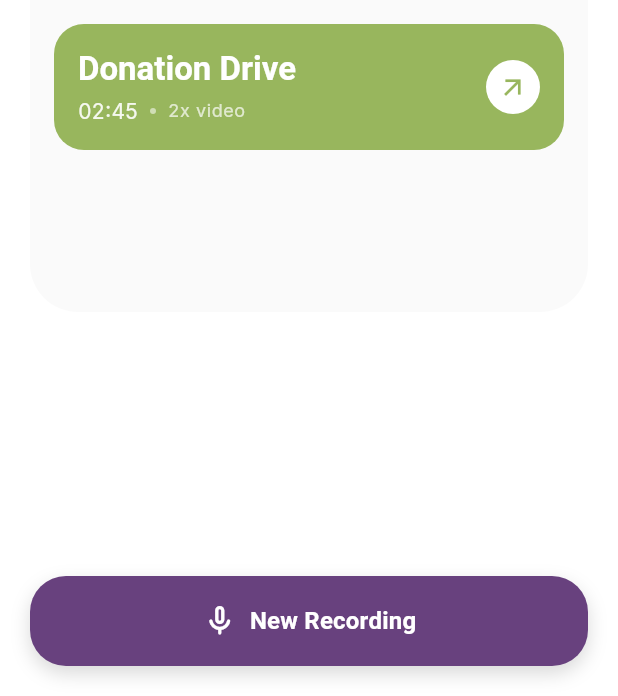
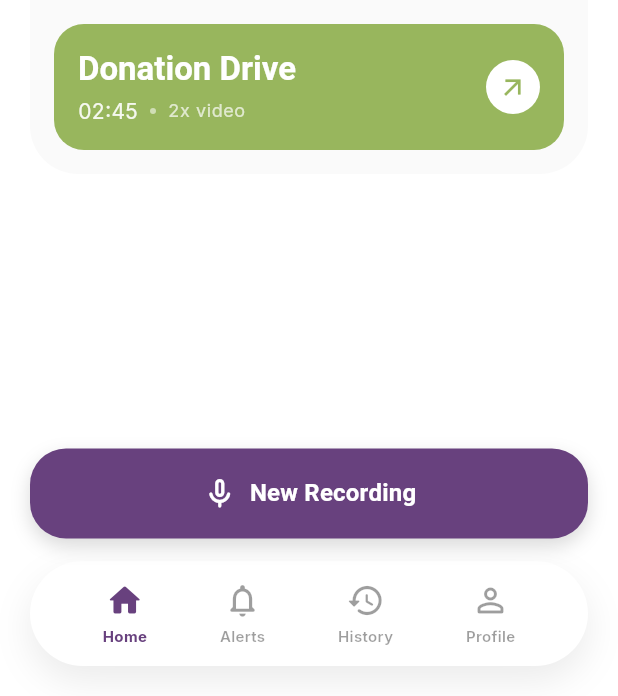
Before and after one commit to Aashiq-Edavalapati/gsc-2026-smart-resource-allocation, a Flutter app: the screen it shows after launch, on a phone screen of 412 x 824 dp, the part 540-1236 px from its top. Run offline on Flutter 3.47's test engine with Material 3 defaults, Android fonts, the phone set to English and light mode, and no system bars; our stand-ins replace google_fonts; Roboto replaces fonts that are missing (Petrona).

Commit message:
added media thubmails

```diff
--- a/Mobile/ngoconnect/lib/pages/home_page.dart
+++ b/Mobile/ngoconnect/lib/pages/home_page.dart
@@ -42,7 +42,8 @@ class _HomePageState extends State<HomePage> {
           child: const MainTitleBar(),
         ),
       ),
-      body: Stack(
+      body: SizedBox.expand(
+        child: Stack(
           children: [
             // ---------------------------------------------------
             // 1. BASE LAYER: Content
@@ -63,8 +64,11 @@ class _HomePageState extends State<HomePage> {
                 ),
                 const SizedBox(height: 10),
                 Flexible(
-                  flex: 7,
                   fit: FlexFit.loose,
+                  child: ConstrainedBox(
+                    constraints: BoxConstraints(
+                      maxHeight: size.height * 0.7,
+                    ),
                     child: Container(
                       width: double.infinity,
                       decoration: BoxDecoration(
@@ -73,11 +77,8 @@ class _HomePageState extends State<HomePage> {
                       ),
                       child: ListView(
                         shrinkWrap: true,
-                      // Extra bottom padding so the list items don't hide behind the floating button permanently
-                      padding: const EdgeInsets.only(
-                        top: 8,
-                        bottom: buttonHeight + (padding * 2),
-                      ),
+                        // Removed bottom padding from here so Container shrinks correctly
+                        padding: const EdgeInsets.only(top: 8, bottom: 8),
                         children: [
                           HistoryCard(
                             title: "Community Outreach",
@@ -101,6 +102,9 @@ class _HomePageState extends State<HomePage> {
                         ],
                       ),
                     ),
+                  ),
+                ),
+                const SizedBox(height: 180), // Space for nav bar + recording button
                 ],
               ),
             ),
@@ -133,15 +137,16 @@ class _HomePageState extends State<HomePage> {
                         borderRadius: BorderRadius.circular(24),
                         border: Border.all(color: Colors.black.withOpacity(0.05)),
                       ),
-                      child: const Center(
-                        child: Column(
-                          mainAxisSize: MainAxisSize.min,
+                      child: ListView(
+                        scrollDirection: Axis.horizontal,
+                        padding: const EdgeInsets.symmetric(horizontal: 16, vertical: 16),
                         children: [
-                            Icon(Icons.image_outlined, color: Colors.black26, size: 40),
-                            SizedBox(height: 8),
-                            Text("Thumbnail Preview", style: TextStyle(color: Colors.black26)),
+                          _buildThumbnailBox(),
+                          _buildThumbnailBox(),
+                          _buildThumbnailBox(),
+                          _buildThumbnailBox(),
+                          _buildThumbnailBox(),
                         ],
-                        ),
                       ),
                     ),
 
@@ -201,11 +206,27 @@ class _HomePageState extends State<HomePage> {
               ),
           ),
 
+          // ---------------------------------------------------
+          // 3. FLOATING NAV BAR
+          // ---------------------------------------------------
           AnimatedPositioned(
             duration: const Duration(milliseconds: 350),
             curve: Curves.easeOutCubic,
-            // If closed: Anchor to bottom padding. If open: Snap to absolute bottom
-            bottom: _isRecordingMode ? 0 : padding,
+            bottom: _isRecordingMode ? -100 : padding, // Slide down completely offscreen when recording
+            left: padding,
+            right: padding,
+            height: 70, // Required for proper AnimatedPositioned bounds!
+            child: _buildFloatingNavBar(),
+          ),
+
+          // ---------------------------------------------------
+          // 4. BOTTOM LAYER (Transforms from Button)
+          // ---------------------------------------------------
+          AnimatedPositioned(
+            duration: const Duration(milliseconds: 350),
+            curve: Curves.easeOutCubic,
+            // If closed: Anchor above bottom nav bar. If open: Snap to absolute bottom
+            bottom: _isRecordingMode ? 0 : padding + 85,
             left: _isRecordingMode ? 0 : padding,
             right: _isRecordingMode ? 0 : padding,
             height: _isRecordingMode ? null : buttonHeight, // null height allows it to fit content
@@ -242,6 +263,25 @@ class _HomePageState extends State<HomePage> {
             ),
           ),
         ],
+      ), // Closes Stack
+    ), // Closes SizedBox.expand
+    ); // Closes Scaffold
+  }
+
+  Widget _buildThumbnailBox() {
+    return Padding(
+      padding: const EdgeInsets.only(right: 12),
+      child: AspectRatio(
+        aspectRatio: 1.0,
+        child: Container(
+          decoration: BoxDecoration(
+            color: Colors.black.withOpacity(0.04),
+            borderRadius: BorderRadius.circular(16),
+          ),
+          child: const Center(
+            child: Icon(Icons.image_outlined, color: Colors.black26, size: 32),
+          ),
+        ),
       ),
     );
   }
@@ -403,4 +443,53 @@ class _HomePageState extends State<HomePage> {
       ),
     );
   }
+
+  // Floating Navigation Bar UI
+  Widget _buildFloatingNavBar() {
+    return Container(
+      height: 70,
+      decoration: BoxDecoration(
+        color: Colors.white,
+        borderRadius: BorderRadius.circular(35),
+        boxShadow: [
+          BoxShadow(
+            color: Colors.black.withOpacity(0.08),
+            blurRadius: 20,
+            offset: const Offset(0, 10),
+          ),
+        ],
+      ),
+      child: Row(
+        mainAxisAlignment: MainAxisAlignment.spaceEvenly,
+        children: [
+          _buildNavItem(Icons.home_rounded, "Home", true),
+          _buildNavItem(Icons.notifications_none_rounded, "Alerts", false),
+          _buildNavItem(Icons.history_rounded, "History", false),
+          _buildNavItem(Icons.person_outline_rounded, "Profile", false),
+        ],
+      ),
+    );
   }
+
+  Widget _buildNavItem(IconData icon, String label, bool isSelected) {
+    return Column(
+      mainAxisSize: MainAxisSize.min,
+      children: [
+        Icon(
+          icon,
+          color: isSelected ? const Color(0xFF68417E) : Colors.black38,
+          size: 26, // Slightly larger icon for tap area
+        ),
+        const SizedBox(height: 4),
+        Text(
+          label,
+          style: TextStyle(
+            color: isSelected ? const Color(0xFF68417E) : Colors.black38,
+            fontSize: 10,
+            fontWeight: isSelected ? FontWeight.bold : FontWeight.w600,
+          ),
+        ),
+      ],
+    );
+  }
+}
```
Lines whose indentation alone changed are shown as unchanged.
